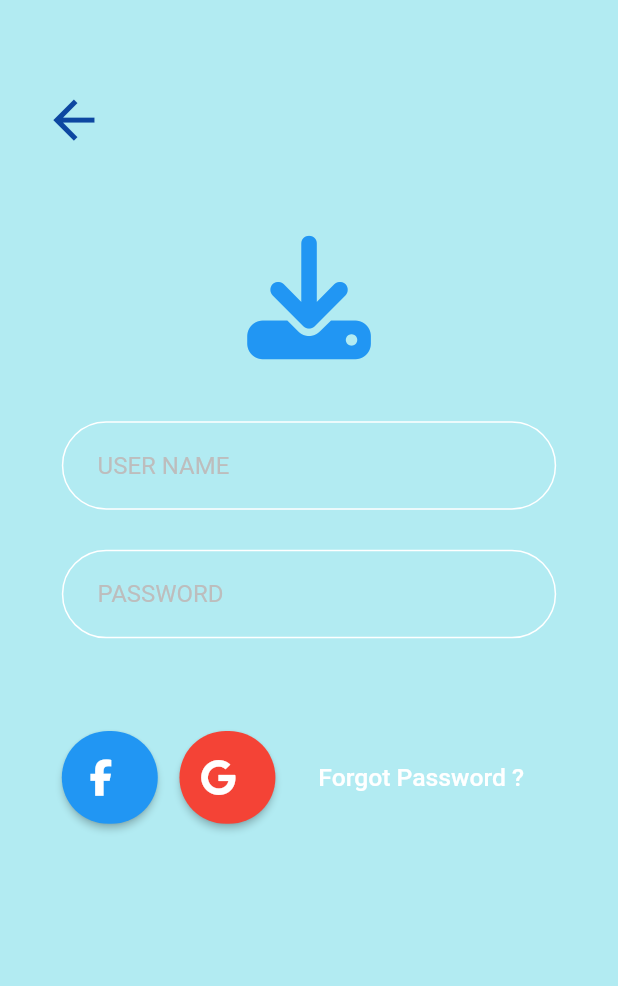
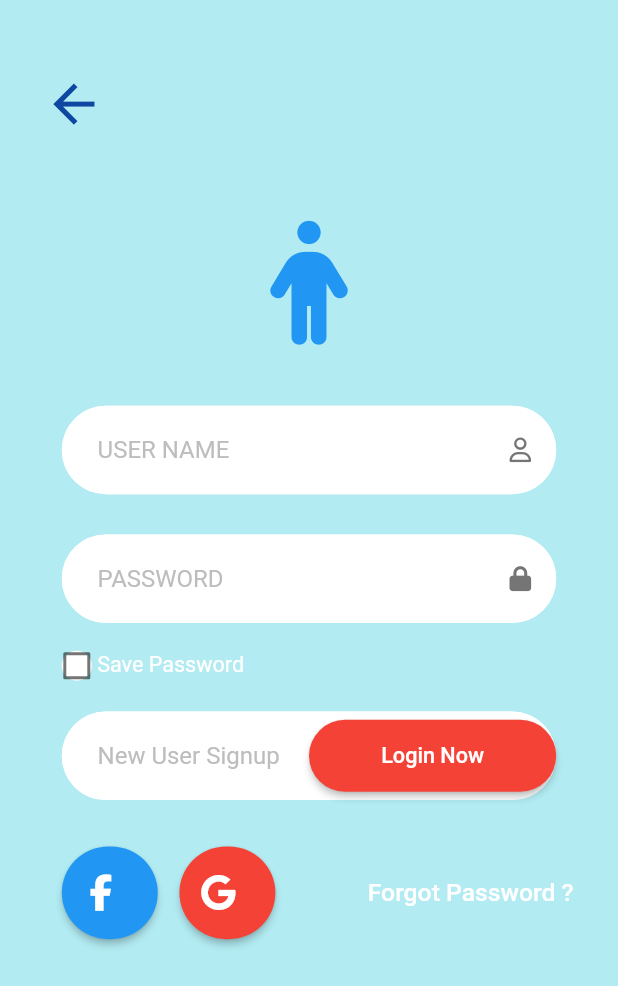
Before and after one commit to AunopDev/dti_flutter_login_01, a Flutter app: the Login10UI screen opened directly, on a phone screen of 412 x 824 dp. Shown: the top 986 px of the screen. Run offline on Flutter 3.47's test engine with Material 2 defaults, Android fonts, the phone set to English and light mode, and no system bars; our stand-ins replace font_awesome_flutter, google_fonts; Roboto replaces fonts that are missing (Itim).

Commit message:
Code v.1 : Fix some layout

```diff
--- a/lib/login_10_ui.dart
+++ b/lib/login_10_ui.dart
@@ -2,6 +2,7 @@
 
 import 'package:dti_flutter_login_01/login_2_ui.dart';
 import 'package:dti_flutter_login_01/login_6_ui.dart';
+import 'package:dti_flutter_login_01/login_8_ui.dart';
 import 'package:flutter/material.dart';
 import 'package:google_fonts/google_fonts.dart';
 import 'package:font_awesome_flutter/font_awesome_flutter.dart';
@@ -26,7 +27,7 @@ class _Login4UIState extends State<Login10UI> {
               Padding(
                 padding: EdgeInsets.only(
                   left: MediaQuery.of(context).size.width * 0.05,
-                  top: MediaQuery.of(context).size.width * 0.125,
+                  top: MediaQuery.of(context).size.width * 0.1,
                   bottom: MediaQuery.of(context).size.height * 0.07,
                 ),
                 child: Row(
@@ -37,7 +38,7 @@ class _Login4UIState extends State<Login10UI> {
                         Navigator.push(
                           context,
                           MaterialPageRoute(
-                            builder: (context) => Login2UI(),
+                            builder: (context) => Login8UI(),
                           ),
                         );
                       },
@@ -51,7 +52,7 @@ class _Login4UIState extends State<Login10UI> {
                 ),
               ),
               Icon(
-                FontAwesomeIcons.download,
+                FontAwesomeIcons.person,
                 size: MediaQuery.of(context).size.width * 0.2,
                 color: Colors.blue,
               ),
@@ -85,6 +86,16 @@ class _Login4UIState extends State<Login10UI> {
                         color: Colors.white,
                       ),
                     ),
+                    filled: true,
+                    fillColor: Colors.white,
+                    suffixIcon: IconButton(
+                      icon: Icon(
+                        FontAwesomeIcons.user,
+                        color: Colors.grey[600],
+                        size: MediaQuery.of(context).size.width * 0.04,
+                      ),
+                      onPressed: () {},
+                    ),
                   ),
                 ),
               ),
@@ -113,11 +124,106 @@ class _Login4UIState extends State<Login10UI> {
                         color: Colors.white,
                       ),
                     ),
+                    filled: true,
+                    fillColor: Colors.white,
+                    suffixIcon: IconButton(
+                      icon: Icon(
+                        FontAwesomeIcons.lock,
+                        color: Colors.grey[600],
+                        size: MediaQuery.of(context).size.width * 0.04,
+                      ),
+                      onPressed: () {},
                     ),
                   ),
                 ),
+              ),
+              Padding(
+                padding: EdgeInsets.only(
+                  right: MediaQuery.of(context).size.width * 0.1,
+                  left: MediaQuery.of(context).size.width * 0.1,
+                  top: MediaQuery.of(context).size.width * 0.045,
+                ),
+                child: Row(
+                  children: [
+                    Container(
+                      width: 20.0, // ปรับขนาดของ Checkbox ตามที่คุณต้องการ
+                      height: 20.0, // ปรับขนาดของ Checkbox ตามที่คุณต้องการ
+                      decoration: BoxDecoration(
+                        shape: BoxShape.circle, // กำหนดให้เป็นรูปวงกลม
+                        color: Colors.white, // กำหนดสีพื้นหลังของ Checkbox
+                      ),
+                      child: Checkbox(
+                        value: false,
+                        onChanged: (bool? value) {},
+                      ),
+                    ),
+                    Text(
+                      ' Save Password',
+                      style: GoogleFonts.itim(
+                        fontSize: MediaQuery.of(context).size.width * 0.035,
+                        color: Colors.white,
+                      ),
+                    )
+                  ],
+                ),
+              ),
+              Column(
+                children: [
+                  Padding(
+                    padding: EdgeInsets.only(
+                      right: MediaQuery.of(context).size.width * 0.1,
+                      left: MediaQuery.of(context).size.width * 0.1,
+                      top: MediaQuery.of(context).size.width * 0.05,
+                    ),
+                    child: TextField(
+                      keyboardType: TextInputType.number,
+                      decoration: InputDecoration(
+                        hintText: '   New User Signup',
+                        hintStyle: GoogleFonts.itim(
+                          color: Colors.grey[400],
+                        ),
+                        focusedBorder: OutlineInputBorder(
+                          borderRadius: BorderRadius.circular(55),
+                          borderSide: BorderSide(
+                            color: Colors.white,
+                          ),
+                        ),
+                        enabledBorder: OutlineInputBorder(
+                          borderRadius: BorderRadius.circular(55),
+                          borderSide: BorderSide(
+                            color: Colors.white,
+                          ),
+                        ),
+                        filled: true,
+                        fillColor: Colors.white,
+                        suffixIcon: ElevatedButton(
+                          onPressed: () {},
+                          child: Text(
+                            'Login Now',
+                            style: GoogleFonts.itim(
+                              fontSize:
+                                  MediaQuery.of(context).size.width * 0.035,
+                            ),
+                          ),
+                          style: ElevatedButton.styleFrom(
+                            primary: Colors.red,
+                            onPrimary: Colors.white,
+                            fixedSize: Size(
+                              MediaQuery.of(context).size.width * 0.4,
+                              MediaQuery.of(context).size.height * 0.05,
+                            ),
+                            shape: RoundedRectangleBorder(
+                              borderRadius: BorderRadius.circular(25),
+                            ),
+                          ),
+                        ),
+                      ),
+                    ),
+                  ),
+                ],
+              ),
               SizedBox(
-                height: MediaQuery.of(context).size.width * 0.15,
+                height: MediaQuery.of(context).size.width * 0.075,
               ),
               Row(
                 mainAxisAlignment: MainAxisAlignment.start,
@@ -140,7 +246,7 @@ class _Login4UIState extends State<Login10UI> {
                     ),
                     style: ElevatedButton.styleFrom(
                       fixedSize: Size(
-                        MediaQuery.of(context).size.width * 0.01,
+                        MediaQuery.of(context).size.width * 0.135,
                         MediaQuery.of(context).size.height * 0.075,
                       ),
                       backgroundColor: Colors.blue,
@@ -166,7 +272,7 @@ class _Login4UIState extends State<Login10UI> {
                     ),
                     style: ElevatedButton.styleFrom(
                       fixedSize: Size(
-                        MediaQuery.of(context).size.width * 0.1,
+                        MediaQuery.of(context).size.width * 0.135,
                         MediaQuery.of(context).size.height * 0.075,
                       ),
                       backgroundColor: Colors.red,
@@ -177,13 +283,20 @@ class _Login4UIState extends State<Login10UI> {
                   SizedBox(
                     width: MediaQuery.of(context).size.width * 0.05,
                   ),
-                  TextButton(
+                  Padding(
+                    padding: EdgeInsets.only(
+                      right: MediaQuery.of(context).size.width * 0,
+                      left: MediaQuery.of(context).size.width * 0.08,
+                      top: MediaQuery.of(context).size.width * 0,
+                    ),
+                    child: TextButton(
                       onPressed: () {},
                       child: Text(
                         'Forgot Password ?',
                         style: GoogleFonts.itim(
                             color: Colors.white,
                             fontSize: MediaQuery.of(context).size.width * 0.04),
+                      ),
                     ),
                   ),
                 ],
--- a/lib/login_6_ui.dart
+++ b/lib/login_6_ui.dart
@@ -28,7 +28,7 @@ class _Login6UIState extends State<Login6UI> {
               ),
               Padding(
                 padding: EdgeInsets.only(
-                  right: MediaQuery.of(context).size.width * 0.45,
+                  right: MediaQuery.of(context).size.width * 0.44,
                 ),
                 child: Row(
                   mainAxisAlignment: MainAxisAlignment.center,
@@ -68,7 +68,7 @@ class _Login6UIState extends State<Login6UI> {
               Padding(
                 padding: EdgeInsets.only(
                   right: MediaQuery.of(context).size.width * 0,
-                  top: MediaQuery.of(context).size.width * 0.055,
+                  top: MediaQuery.of(context).size.width * 0.05,
                 ),
                 child: Row(
                   mainAxisAlignment: MainAxisAlignment.center,
@@ -102,7 +102,7 @@ class _Login6UIState extends State<Login6UI> {
                 child: TextField(
                   keyboardType: TextInputType.number,
                   decoration: InputDecoration(
-                    hintText: '   Enter email i"d',
+                    hintText: '   Enter email i\'d',
                     hintStyle: GoogleFonts.itim(
                       color: Colors.grey[600],
                     ),
--- a/lib/main.dart
+++ b/lib/main.dart
@@ -1,5 +1,8 @@
 // ignore_for_file: prefer_const_constructors, unused_import
 
+import 'package:dti_flutter_login_01/login_10_ui.dart';
+import 'package:dti_flutter_login_01/login_6_ui.dart';
+import 'package:dti_flutter_login_01/login_8_ui.dart';
 import 'package:dti_flutter_login_01/login_a_ui.dart';
 import 'package:dti_flutter_login_01/login_2_ui.dart';
 import 'package:dti_flutter_login_01/login_4_ui.dart';
```
Also changed, not shown: lib/login_2_ui.dart (+5 -3 lines), lib/login_4_ui.dart (+14 -2 lines), lib/login_8_ui.dart (+13 -13 lines), assets/icon/icon.png (added), pubspec.lock, 28 other files. Lines whose indentation alone changed are shown as unchanged.
